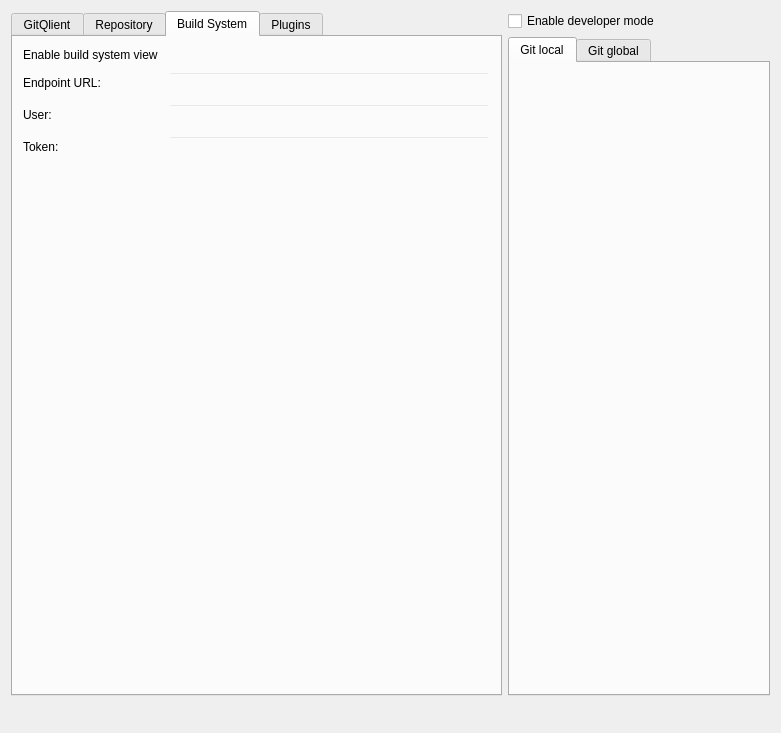
Before: the Qt Designer form src/big_widgets/ConfigWidget.ui in francescmm/GitQlient, drawn with Qt 5.
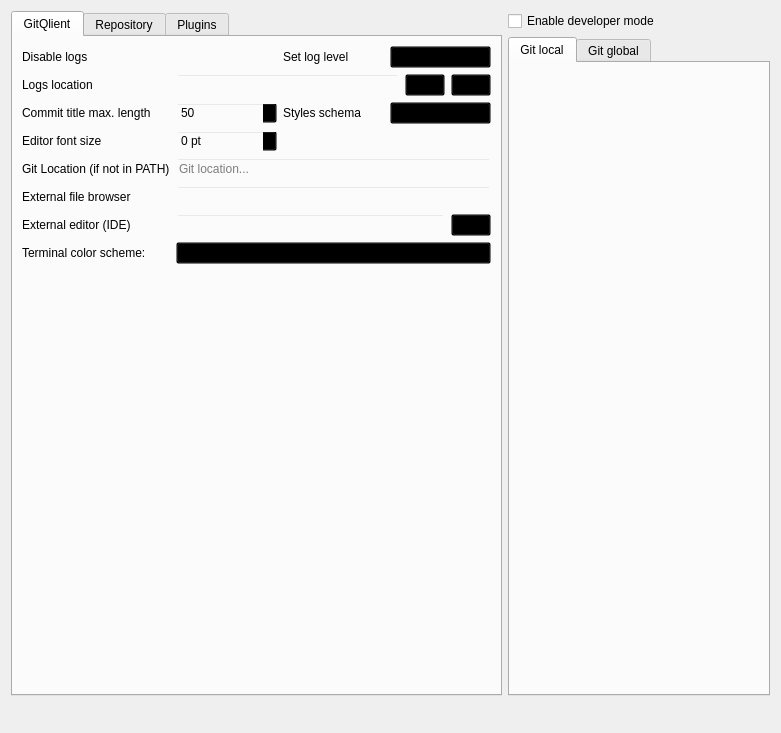
After: the same form once the commit is applied. The open tabs and pages were chosen to show the change. Icons and pictures are not drawn. Custom widgets are drawn as their Qt base class.

The edit to the form file:
```diff
--- a/src/big_widgets/ConfigWidget.ui
+++ b/src/big_widgets/ConfigWidget.ui
@@ -839,126 +839,6 @@
        </item>
       </layout>
      </widget>
-     <widget class="QWidget" name="buildSystemTab">
-      <property name="styleSheet">
-       <string notr="true">background: transparent;</string>
-      </property>
-      <attribute name="title">
-       <string>Build System</string>
-      </attribute>
-      <layout class="QVBoxLayout" name="verticalLayout_4">
-       <property name="spacing">
-        <number>0</number>
-       </property>
-       <property name="leftMargin">
-        <number>0</number>
-       </property>
-       <property name="topMargin">
-        <number>0</number>
-       </property>
-       <property name="rightMargin">
-        <number>0</number>
-       </property>
-       <property name="bottomMargin">
-        <number>0</number>
-       </property>
-       <item>
-        <widget class="QFrame" name="frame_3">
-         <layout class="QGridLayout" name="gridLayout_3">
-          <property name="leftMargin">
-           <number>10</number>
-          </property>
-          <property name="topMargin">
-           <number>10</number>
-          </property>
-          <property name="rightMargin">
-           <number>10</number>
-          </property>
-          <property name="bottomMargin">
-           <number>10</number>
-          </property>
-          <property name="spacing">
-           <number>10</number>
-          </property>
-          <item row="2" column="1">
-           <widget class="QLineEdit" name="leBsUser"/>
-          </item>
-          <item row="2" column="0">
-           <widget class="QLabel" name="leBsUserLabel">
-            <property name="text">
-             <string>User:</string>
-            </property>
-           </widget>
-          </item>
-          <item row="1" column="1">
-           <widget class="QLineEdit" name="leBsUrl"/>
-          </item>
-          <item row="1" column="0">
-           <widget class="QLabel" name="leBsUrlLabel">
-            <property name="text">
-             <string>Endpoint URL:</string>
-            </property>
-           </widget>
-          </item>
-          <item row="0" column="1">
-           <widget class="CheckBox" name="chBoxBuildSystem">
-            <property name="text">
-             <string/>
-            </property>
-           </widget>
-          </item>
-          <item row="5" column="1">
-           <spacer name="verticalSpacer">
-            <property name="orientation">
-             <enum>Qt::Vertical</enum>
-            </property>
-            <property name="sizeHint" stdset="0">
-             <size>
-              <width>20</width>
-              <height>40</height>
-             </size>
-            </property>
-           </spacer>
-          </item>
-          <item row="4" column="1">
-           <spacer name="horizontalSpacer_4">
-            <property name="orientation">
-             <enum>Qt::Horizontal</enum>
-            </property>
-            <property name="sizeHint" stdset="0">
-             <size>
-              <width>40</width>
-              <height>20</height>
-             </size>
-            </property>
-           </spacer>
-          </item>
-          <item row="3" column="0">
-           <widget class="QLabel" name="leBsTokenLabel">
-            <property name="text">
-             <string>Token:</string>
-            </property>
-           </widget>
-          </item>
-          <item row="0" column="0">
-           <widget class="QLabel" name="label_14">
-            <property name="text">
-             <string>Enable build system view</string>
-            </property>
-           </widget>
-          </item>
-          <item row="3" column="1">
-           <widget class="QLineEdit" name="leBsToken">
-            <property name="echoMode">
-             <enum>QLineEdit::Password</enum>
-            </property>
-           </widget>
-          </item>
-         </layout>
-        </widget>
-       </item>
-      </layout>
-     </widget>
      <widget class="QWidget" name="pluginsTab">
       <attribute name="title">
        <string>Plugins</string>
@@ -1035,6 +915,27 @@
             </property>
            </widget>
           </item>
+          <item row="0" column="2">
+           <widget class="QLabel" name="label_14">
+            <property name="sizePolicy">
+             <sizepolicy hsizetype="Expanding" vsizetype="Preferred">
+              <horstretch>0</horstretch>
+              <verstretch>0</verstretch>
+             </sizepolicy>
+            </property>
+            <property name="font">
+             <font>
+              <bold>true</bold>
+             </font>
+            </property>
+            <property name="text">
+             <string>Enabled</string>
+            </property>
+            <property name="alignment">
+             <set>Qt::AlignCenter</set>
+            </property>
+           </widget>
+          </item>
          </layout>
         </widget>
        </item>
```
Left out of the diff: 4 changed lines with no effect on the pictures.
